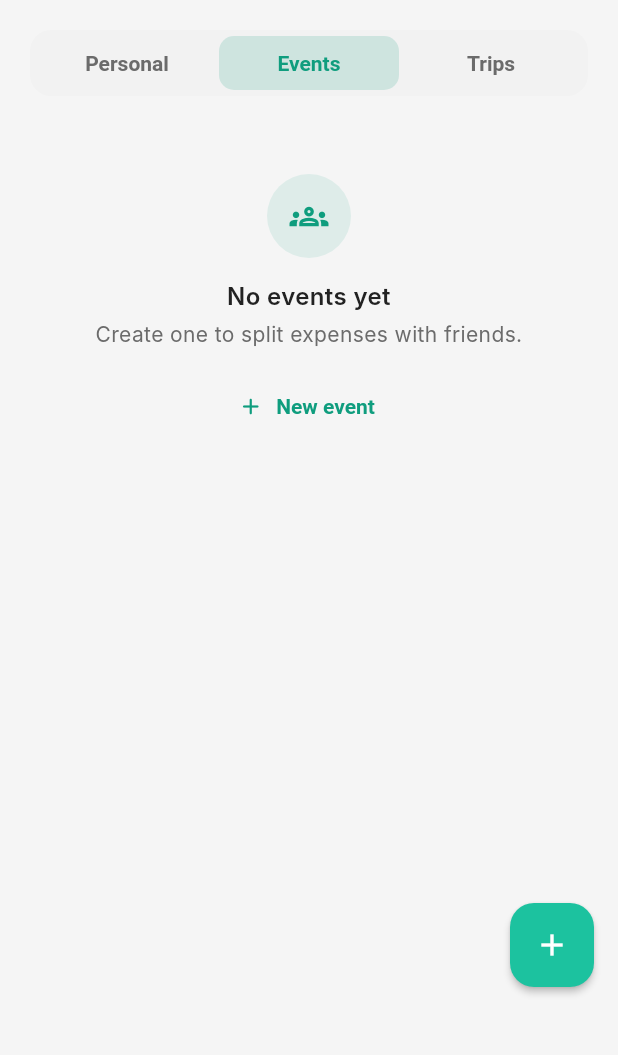
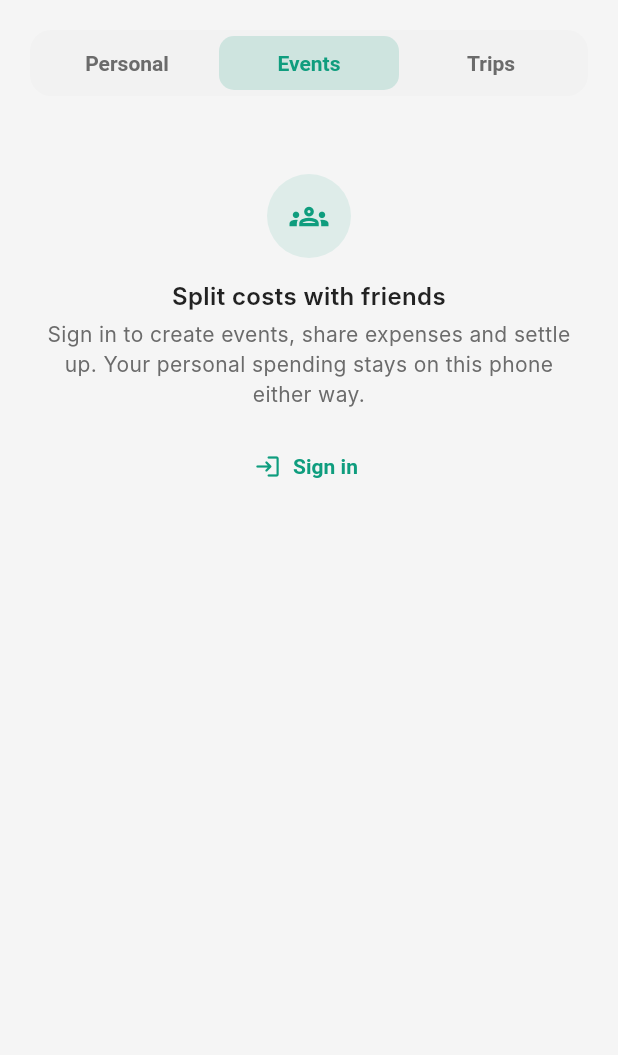
Before and after one commit to Walker31/TrackIt, a Flutter app: the WalletScreen screen opened directly, after a tap on "Events", on a phone screen of 412 x 824 dp, the part 90-1145 px from its top. Run offline on Flutter 3.47's test engine with Material 3 defaults, Android fonts, the phone set to English and light mode, and no system bars; our stand-ins replace connectivity_plus, dio, fl_chart, flutter_local_notifications, flutter_riverpod, flutter_secure_storage and 6 more; accounts and stored records are empty; Roboto replaces fonts that are missing (Inter).

Commit message:
Keep data across updates; splitting needs an account
Updates were wiping data because every CI build signed the APK with a
fresh debug key: Android rejects an update with a different signature,
and the only way past is uninstalling, which deletes the database.
Release builds now sign with one key from android/key.properties
(written by CI from repository secrets), each build gets a higher
versionCode, and Android Auto Backup is set to keep the database.

Without an account the Events tab explains that splitting needs one
and offers sign-in instead of letting you make events nobody else can
see.

```diff
--- a/lib/pages/auth/welcome_page.dart
+++ b/lib/pages/auth/welcome_page.dart
@@ -15,7 +15,7 @@ class WelcomePage extends ConsumerWidget {
 
   static const _features = [
     (Icons.account_balance_wallet_outlined, 'Track spending and budgets'),
-    (Icons.groups_outlined, 'Split costs with friends'),
+    (Icons.groups_outlined, 'Split costs with friends (with an account)'),
     (Icons.fitness_center_rounded, 'Log workouts set by set'),
   ];
 
--- a/lib/pages/settings_page.dart
+++ b/lib/pages/settings_page.dart
@@ -50,7 +50,9 @@ class _SettingsPageState extends ConsumerState<SettingsPage> {
             budget > 0 ? formatRupees(budget) : 'Not set',
             style: AppTextStyles.bodyMd.copyWith(
               fontWeight: FontWeight.w600,
-              color: budget > 0 ? AppColors.textPrimary : AppColors.textTertiary,
+              color: budget > 0
+                  ? AppColors.textPrimary
+                  : AppColors.textTertiary,
             ),
           ),
           onTap: () => _editBudget(budget),
@@ -58,7 +60,9 @@ class _SettingsPageState extends ConsumerState<SettingsPage> {
       ]),
       _section('Data & sync', [
         _SettingsTile(
-          icon: isLocal ? Icons.phone_android_rounded : Icons.cloud_done_outlined,
+          icon: isLocal
+              ? Icons.phone_android_rounded
+              : Icons.cloud_done_outlined,
           iconColor: isLocal ? AppColors.textSecondary : AppColors.income,
           title: isLocal ? 'Stored on this device' : 'Synced with your server',
           subtitle: isLocal
@@ -70,7 +74,7 @@ class _SettingsPageState extends ConsumerState<SettingsPage> {
           _SettingsTile(
             icon: Icons.cloud_outlined,
             title: 'Connect to a server',
-            subtitle: 'Back up and sync across devices',
+            subtitle: 'Back up, sync and split costs with friends',
             accent: true,
             onTap: () => context.push('/login'),
           )
@@ -386,10 +390,7 @@ class _SettingsTile extends StatelessWidget {
             if (trailing != null) ...[const SizedBox(width: 12), trailing!],
             if (showChevron && onTap != null) ...[
               const SizedBox(width: 4),
-              Icon(
-                Icons.chevron_right_rounded,
-                color: AppColors.textTertiary,
-              ),
+              Icon(Icons.chevron_right_rounded, color: AppColors.textTertiary),
             ],
           ],
         ),
--- a/lib/pages/wallet_screen.dart
+++ b/lib/pages/wallet_screen.dart
@@ -1,5 +1,6 @@
 import 'package:flutter/material.dart';
 import 'package:flutter_riverpod/flutter_riverpod.dart';
+import 'package:go_router/go_router.dart';
 import 'package:intl/intl.dart';
 import '../theme/responsive.dart';
 import '../theme/app_colors.dart';
@@ -8,7 +9,9 @@ import '../widgets/app_snackbar.dart';
 import '../widgets/page_header.dart';
 import '../widgets/section_header.dart';
 import '../widgets/glass_container.dart';
+import '../widgets/empty_state.dart';
 import '../providers/app_providers.dart';
+import '../providers/auth_provider.dart';
 import '../providers/expense_provider.dart';
 import '../models/expenses.dart';
 import '../widgets/wallet/financial_analysis_card.dart';
@@ -45,6 +48,10 @@ class _WalletScreenState extends ConsumerState<WalletScreen> {
   Widget build(BuildContext context) {
     final provider = ref.watch(expenseProviderProvider);
     final groupProvider = ref.watch(groupProviderProvider);
+    // Splitting needs other people, so it needs an account and a server;
+    // without one the app is personal-only.
+    final signedIn =
+        ref.watch(authProvider).state.status == AuthStatus.authenticated;
 
     return Scaffold(
       body: CustomScrollView(
@@ -120,10 +127,23 @@ class _WalletScreenState extends ConsumerState<WalletScreen> {
                             refresh: _tripsRefresh,
                             onCreate: _createTrip,
                           )
-                        : EventsSection(
+                        : signedIn
+                        ? EventsSection(
                             key: const ValueKey('events'),
                             provider: groupProvider,
                             onCreate: () => _showCreateGroupSheet(context),
+                          )
+                        : EmptyState(
+                            key: const ValueKey('events-signed-out'),
+                            icon: Icons.groups_outlined,
+                            title: 'Split costs with friends',
+                            message:
+                                'Sign in to create events, share expenses '
+                                'and settle up. Your personal spending stays '
+                                'on this phone either way.',
+                            actionLabel: 'Sign in',
+                            actionIcon: Icons.login_rounded,
+                            onAction: () => context.push('/login'),
                           ),
                   ),
                 ],
@@ -152,6 +172,8 @@ class _WalletScreenState extends ConsumerState<WalletScreen> {
                   tooltip: 'New trip',
                   child: const Icon(Icons.add),
                 )
+              : !signedIn
+              ? const SizedBox.shrink(key: ValueKey('no_fab'))
               : FloatingActionButton(
                   key: const ValueKey('new_event'),
                   onPressed: () => _showCreateGroupSheet(context),
--- a/lib/widgets/empty_state.dart
+++ b/lib/widgets/empty_state.dart
@@ -11,6 +11,9 @@ class EmptyState extends StatelessWidget {
   final String title;
   final String? message;
   final String? actionLabel;
+
+  /// Icon on the action button; a plus by default.
+  final IconData actionIcon;
   final VoidCallback? onAction;
   final bool card;
 
@@ -23,6 +26,7 @@ class EmptyState extends StatelessWidget {
     required this.title,
     this.message,
     this.actionLabel,
+    this.actionIcon = Icons.add_rounded,
     this.onAction,
     this.card = false,
     this.compact = false,
@@ -73,7 +77,7 @@ class EmptyState extends StatelessWidget {
               SizedBox(height: compact ? 8 : 14),
               TextButton.icon(
                 onPressed: onAction,
-                icon: const Icon(Icons.add_rounded, size: 18),
+                icon: Icon(actionIcon, size: 18),
                 label: Text(actionLabel!),
               ),
             ],
```
Also changed, not shown: 5 other files.
